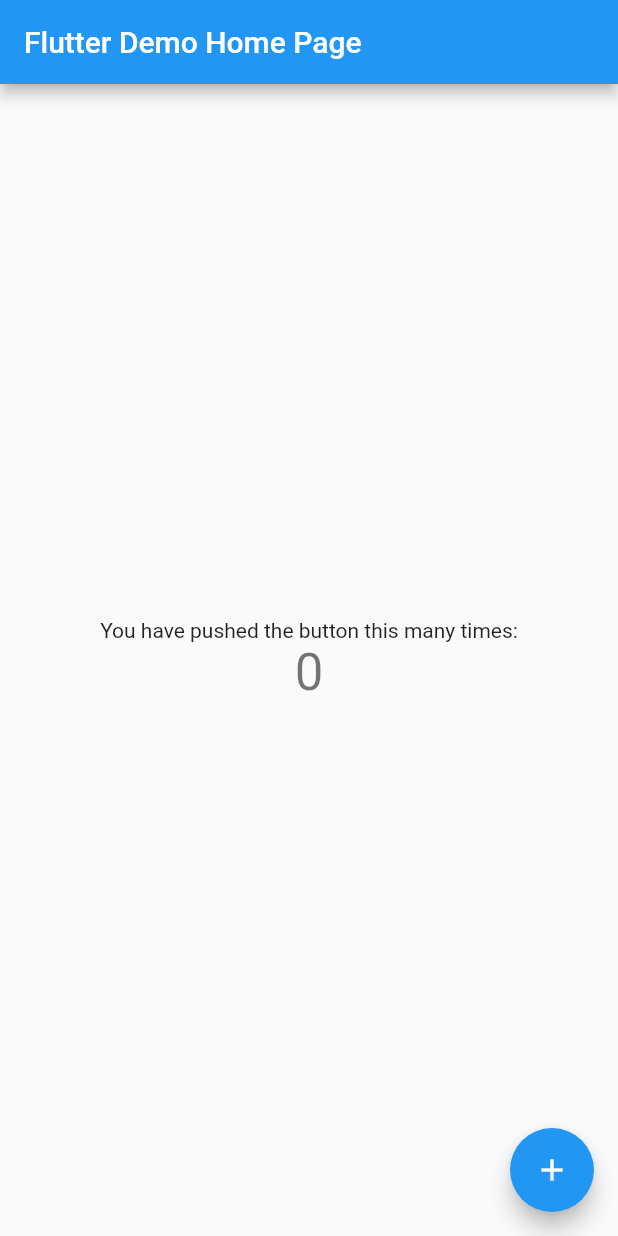
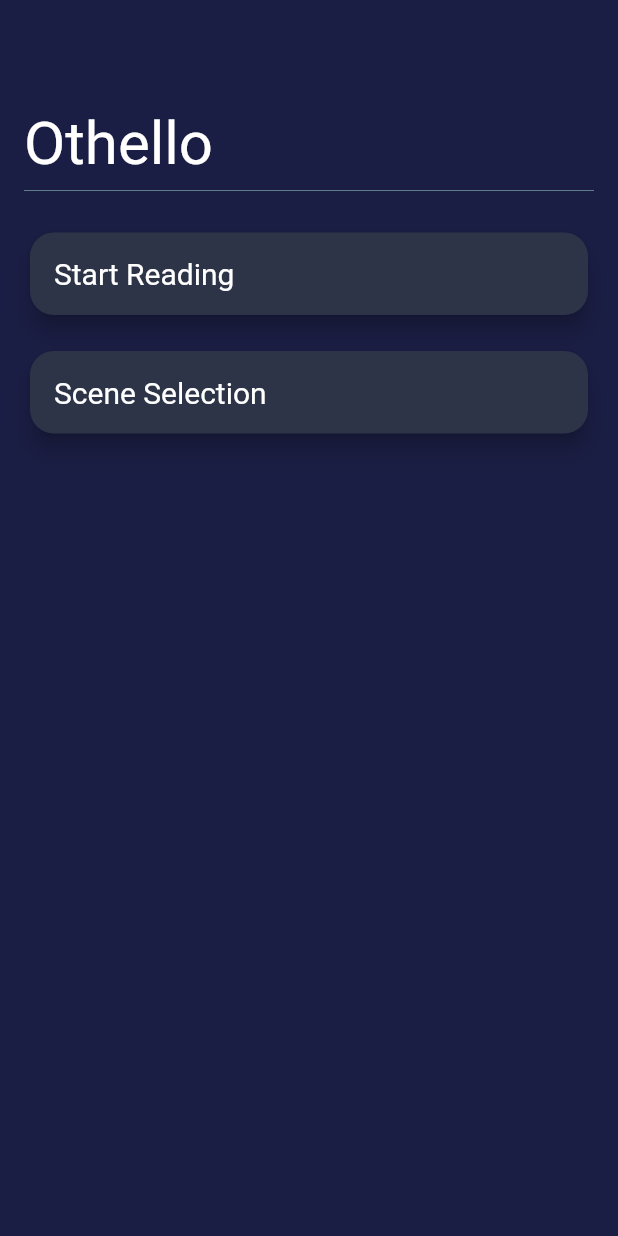
Before and after one commit to BK1031/OthelloStory-flutter, a Flutter app: the screen it shows after launch, on a phone screen of 412 x 824 dp. Run offline on Flutter 3.47's test engine with Material 2 defaults, Android fonts, the phone set to English and light mode, and no system bars; our stand-ins replace flare_flutter, fluro; statements that could not run were skipped.

```diff
--- /dev/null
+++ b/lib/home_page.dart
@@ -0,0 +1,83 @@
+import 'package:flutter/material.dart';
+import 'main.dart';
+import 'package:flutter/widgets.dart';
+import 'package:fluro/fluro.dart';
+
+class HomePage extends StatefulWidget {
+  @override
+  _HomePageState createState() => _HomePageState();
+}
+
+class _HomePageState extends State<HomePage> {
+  @override
+  Widget build(BuildContext context) {
+    return Scaffold(
+      appBar: new AppBar(
+        backgroundColor: Color(0xFF1b1e44),
+        elevation: 0.0,
+      ),
+      backgroundColor: Color(0xFF1b1e44),
+      body: Container(
+        padding: new EdgeInsets.all(16.0),
+        child: new Column(
+          crossAxisAlignment: CrossAxisAlignment.start,
+          children: <Widget>[
+            new Text(
+              "Othello",
+              style: TextStyle(
+                color: Colors.white,
+                fontSize: 40.0
+              ),
+              //0xFF1b1e44
+            ),
+            new Divider(color: Colors.blueGrey,),
+            new Padding(padding: EdgeInsets.all(8.0),),
+            new GestureDetector(
+              onTap: () {
+                router.navigateTo(context, 'intro-page');
+              },
+              child: new Card(
+                shape: RoundedRectangleBorder(borderRadius: BorderRadius.all(Radius.circular(16.0))),
+                color: Color(0xFF2d3447),
+                elevation: 6.0,
+                child: Container(
+                  padding: EdgeInsets.all(16.0),
+                  width: double.infinity,
+                  child: new Text(
+                    "Start Reading",
+                    style: TextStyle(
+                        color: Colors.white,
+                        fontSize: 20.0
+                    ),
+                  ),
+                ),
+              ),
+            ),
+            new Padding(padding: EdgeInsets.all(8.0),),
+            new GestureDetector(
+              onTap: () {
+                router.navigateTo(context, '/scene-selection');
+              },
+              child: new Card(
+                shape: RoundedRectangleBorder(borderRadius: BorderRadius.all(Radius.circular(16.0))),
+                color: Color(0xFF2d3447),
+                elevation: 6.0,
+                child: Container(
+                  padding: EdgeInsets.all(16.0),
+                  width: double.infinity,
+                  child: new Text(
+                    "Scene Selection",
+                    style: TextStyle(
+                        color: Colors.white,
+                        fontSize: 20.0
+                    ),
+                  ),
+                ),
+              ),
+            )
+          ],
+        ),
+      ),
+    );
+  }
+}
--- a/lib/main.dart
+++ b/lib/main.dart
@@ -1,111 +1,23 @@
 import 'package:flutter/material.dart';
+import 'package:othello_story/home_page.dart';
+import 'package:fluro/fluro.dart';
+import 'package:othello_story/intro_page.dart';
+import 'package:othello_story/scene_selection.dart';
 
-void main() => runApp(MyApp());
+final router = Router();
 
-class MyApp extends StatelessWidget {
-  // This widget is the root of your application.
-  @override
-  Widget build(BuildContext context) {
-    return MaterialApp(
-      title: 'Flutter Demo',
-      theme: ThemeData(
-        // This is the theme of your application.
-        //
-        // Try running your application with "flutter run". You'll see the
-        // application has a blue toolbar. Then, without quitting the app, try
-        // changing the primarySwatch below to Colors.green and then invoke
-        // "hot reload" (press "r" in the console where you ran "flutter run",
-        // or simply save your changes to "hot reload" in a Flutter IDE).
-        // Notice that the counter didn't reset back to zero; the application
-        // is not restarted.
-        primarySwatch: Colors.blue,
-      ),
-      home: MyHomePage(title: 'Flutter Demo Home Page'),
-    );
-  }
+void main() {
+
+  router.define('/intro-page', handler: new Handler(handlerFunc: (BuildContext context, Map<String, dynamic> params) {
+    return new IntroPage();
+  }));
+
+  router.define('/scene-selection', handler: new Handler(handlerFunc: (BuildContext context, Map<String, dynamic> params) {
+    return new SceneSelectionPage();
+  }));
+
+  runApp(new MaterialApp(
+    home: new HomePage(),
+    onGenerateRoute: router.generator
+  ));
 }
-
-class MyHomePage extends StatefulWidget {
-  MyHomePage({Key key, this.title}) : super(key: key);
-
-  // This widget is the home page of your application. It is stateful, meaning
-  // that it has a State object (defined below) that contains fields that affect
-  // how it looks.
-
-  // This class is the configuration for the state. It holds the values (in this
-  // case the title) provided by the parent (in this case the App widget) and
-  // used by the build method of the State. Fields in a Widget subclass are
-  // always marked "final".
-
-  final String title;
-
-  @override
-  _MyHomePageState createState() => _MyHomePageState();
-}
-
-class _MyHomePageState extends State<MyHomePage> {
-  int _counter = 0;
-
-  void _incrementCounter() {
-    setState(() {
-      // This call to setState tells the Flutter framework that something has
-      // changed in this State, which causes it to rerun the build method below
-      // so that the display can reflect the updated values. If we changed
-      // _counter without calling setState(), then the build method would not be
-      // called again, and so nothing would appear to happen.
-      _counter++;
-    });
-  }
-
-  @override
-  Widget build(BuildContext context) {
-    // This method is rerun every time setState is called, for instance as done
-    // by the _incrementCounter method above.
-    //
-    // The Flutter framework has been optimized to make rerunning build methods
-    // fast, so that you can just rebuild anything that needs updating rather
-    // than having to individually change instances of widgets.
-    return Scaffold(
-      appBar: AppBar(
-        // Here we take the value from the MyHomePage object that was created by
-        // the App.build method, and use it to set our appbar title.
-        title: Text(widget.title),
-      ),
-      body: Center(
-        // Center is a layout widget. It takes a single child and positions it
-        // in the middle of the parent.
-        child: Column(
-          // Column is also layout widget. It takes a list of children and
-          // arranges them vertically. By default, it sizes itself to fit its
-          // children horizontally, and tries to be as tall as its parent.
-          //
-          // Invoke "debug painting" (press "p" in the console, choose the
-          // "Toggle Debug Paint" action from the Flutter Inspector in Android
-          // Studio, or the "Toggle Debug Paint" command in Visual Studio Code)
-          // to see the wireframe for each widget.
-          //
-          // Column has various properties to control how it sizes itself and
-          // how it positions its children. Here we use mainAxisAlignment to
-          // center the children vertically; the main axis here is the vertical
-          // axis because Columns are vertical (the cross axis would be
-          // horizontal).
-          mainAxisAlignment: MainAxisAlignment.center,
-          children: <Widget>[
-            Text(
-              'You have pushed the button this many times:',
-            ),
-            Text(
-              '$_counter',
-              style: Theme.of(context).textTheme.display1,
-            ),
-          ],
-        ),
-      ),
-      floatingActionButton: FloatingActionButton(
-        onPressed: _incrementCounter,
-        tooltip: 'Increment',
-        child: Icon(Icons.add),
-      ), // This trailing comma makes auto-formatting nicer for build methods.
-    );
-  }
-}
```
Also changed, not shown: lib/intro_page.dart (added, +49 -0 lines), lib/scene_selection.dart (added, +150 -0 lines), pubspec.yaml (+11 -0 lines), pubspec.lock, 9 other files.
